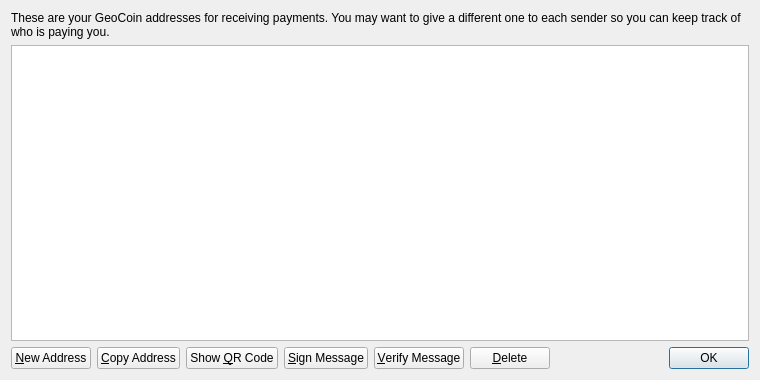
The window that src/qt/forms/addressbookpage.ui (andarazoroflove/geocoin) describes before a commit, drawn with Qt 5.
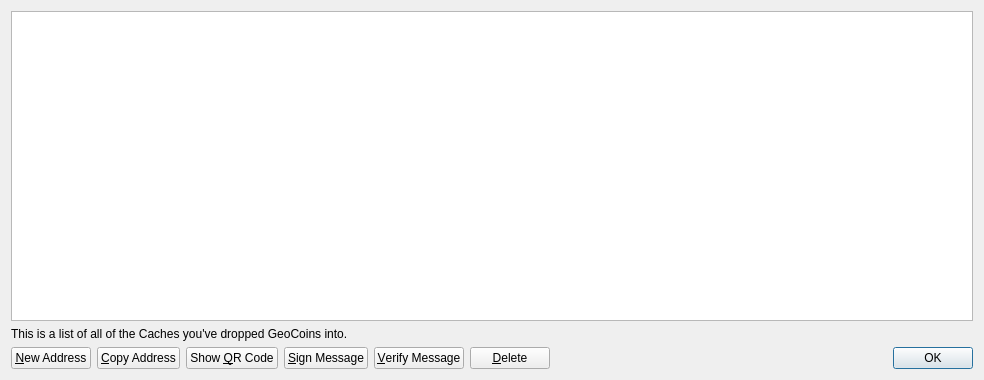
The same window after the commit. Icons and pictures are not drawn.

The edit to the form file:
```diff
--- a/src/qt/forms/addressbookpage.ui
+++ b/src/qt/forms/addressbookpage.ui
@@ -6,7 +6,7 @@
    <rect>
     <x>0</x>
     <y>0</y>
-    <width>760</width>
+    <width>984</width>
     <height>380</height>
    </rect>
   </property>
@@ -14,19 +14,6 @@
    <string>Address Book</string>
   </property>
   <layout class="QVBoxLayout" name="verticalLayout">
-   <item>
-    <widget class="QLabel" name="labelExplanation">
-     <property name="text">
-      <string>These are your GeoCoin addresses for receiving payments. You may want to give a different one to each sender so you can keep track of who is paying you.</string>
-     </property>
-     <property name="textFormat">
-      <enum>Qt::PlainText</enum>
-     </property>
-     <property name="wordWrap">
-      <bool>true</bool>
-     </property>
-    </widget>
-   </item>
    <item>
     <widget class="QTableView" name="tableView">
      <property name="contextMenuPolicy">
@@ -55,6 +42,19 @@
      </attribute>
     </widget>
    </item>
+   <item>
+    <widget class="QLabel" name="labelExplanation">
+     <property name="text">
+      <string>This is a list of all of the Caches you've dropped GeoCoins into. </string>
+     </property>
+     <property name="textFormat">
+      <enum>Qt::PlainText</enum>
+     </property>
+     <property name="wordWrap">
+      <bool>true</bool>
+     </property>
+    </widget>
+   </item>
    <item>
     <layout class="QHBoxLayout" name="horizontalLayout">
      <item>
```
